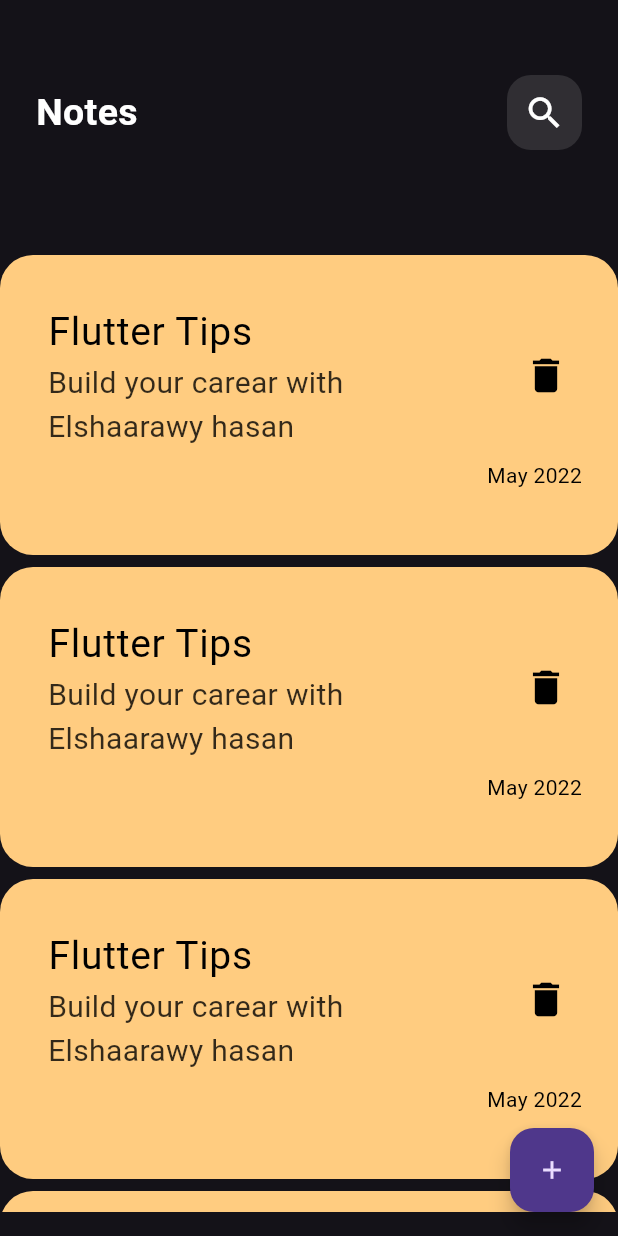
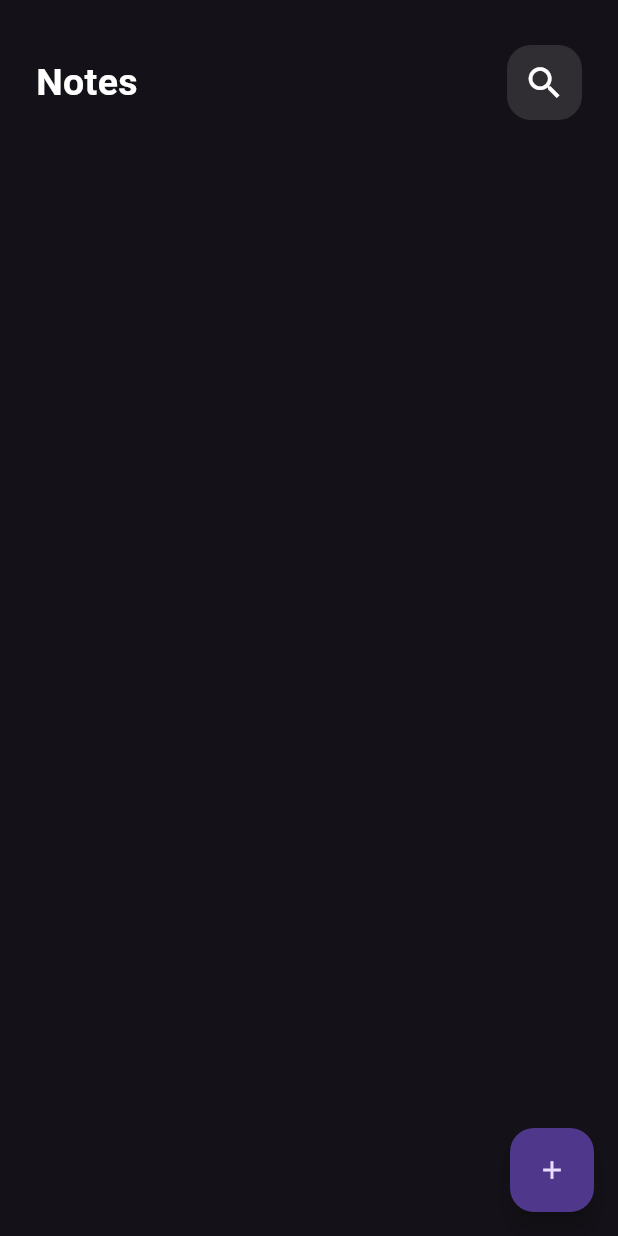
Before and after one commit to elshaarawy7/NotesApp, a Flutter app: the screen it shows after launch, on a phone screen of 412 x 824 dp. Run offline on Flutter 3.47's test engine with Material 3 defaults, Android fonts, the phone set to English and light mode, and no system bars; our stand-ins replace bloc, flutter_bloc, hive, hive_flutter; accounts and stored records are empty.

Commit message:
dispaly data part 2

```diff
--- a/lib/notes_cuibts/cubit/notes_cubits_cubit.dart
+++ b/lib/notes_cuibts/cubit/notes_cubits_cubit.dart
@@ -8,10 +8,11 @@ part 'notes_cubits_state.dart';
 
 class NotesCubitsCubit extends Cubit<NotesCubitsState> {
   NotesCubitsCubit() : super(NotesCubitsInitial());
-  List<NoteModal>?notes ;
+  List<NoteModal>? notes;
 FeatchAllNotes() async{
-      var notesBox = Hive.box(KNotesBocx);
-      List<NoteModal> notes =notesBox .values.cast<NoteModal>().toList();
+     var notesBox = Hive.box<NoteModal>(KNotesBocx); // ✅ هنا بنفترض إنه مفتوح من main
+  notes = notesBox.values.cast<NoteModal>().toList();
+
 
 }
 }
--- a/lib/widgets/Notes_Item_List_view.dart
+++ b/lib/widgets/Notes_Item_List_view.dart
@@ -9,23 +9,25 @@ class NotesItemListView extends StatelessWidget {
 
   @override
   Widget build(BuildContext context) {
-    return BlocBuilder<NotesCubitsCubit , NotesCubitsState >(
-    builder: (context, state){
-      List<NoteModal> notes = BlocProvider.of<NotesCubitsCubit>(context).notes??[];
-      itemCount:notes.length ;
+    return BlocBuilder<NotesCubitsCubit, NotesCubitsState>(
+      builder: (context, state) {
+        List<NoteModal> notes = BlocProvider.of<NotesCubitsCubit>(context).notes ?? [];
         return Padding(
           padding: const EdgeInsets.symmetric(vertical: 16),
           child: ListView.builder(
             padding: EdgeInsets.zero,
+            itemCount: notes.length, // ✅ المشكلة كانت هنا
             itemBuilder: (context, index) {
-            return const Padding(
-              padding:  EdgeInsets.symmetric(vertical: 4),
-              child: CustemNotesItem(),
-            );
-          }
+              return Padding(
+                padding: EdgeInsets.symmetric(vertical: 4, horizontal: 12),
+                child: CustemNotesItem(
+                  note: notes[index],
                 ),
               );
-    }
+            },
+          ),
+        );
+      },
     );
   }
 }
--- a/lib/widgets/custem_appar.dart
+++ b/lib/widgets/custem_appar.dart
@@ -10,7 +10,7 @@ class CustemAppar extends StatelessWidget {
   @override
   Widget build(BuildContext context) {
     return Padding(
-      padding: const EdgeInsets.symmetric(horizontal: 24 , vertical: 50),
+      padding: const EdgeInsets.symmetric(horizontal: 24 , vertical: 30),
       child: Row(
         mainAxisAlignment: MainAxisAlignment.spaceBetween,
         children:  [
--- a/lib/widgets/nots_item.dart
+++ b/lib/widgets/nots_item.dart
@@ -1,8 +1,11 @@
 import 'package:flutter/material.dart';
+import 'package:notes_app/model/note_modal.dart';
 import 'package:notes_app/views/edite_nots_view.dart';
 
 class CustemNotesItem extends StatelessWidget {
-  const CustemNotesItem({super.key});
+  const CustemNotesItem({super.key, required this.note});
+
+  final NoteModal note ;
 
   @override
   Widget build(BuildContext context) {
@@ -17,19 +20,19 @@ class CustemNotesItem extends StatelessWidget {
         height: 200,
         width: double.infinity,
         decoration: BoxDecoration(
-          color: const Color(0xffFFCC80)  ,
+          color:  Color(note.color)  ,
           borderRadius: BorderRadius.circular(22),
         ),
         child:  Column(
           crossAxisAlignment: CrossAxisAlignment.end,
           children: [
             ListTile(
-              title: const Text("Flutter Tips" , style: TextStyle(
+              title:  Text(note.titel , style: const TextStyle(
                 color: Colors.black ,
                 fontSize: 26 ,
 
               ),),
-               subtitle: Text("Build your carear with Elshaarawy hasan" ,
+               subtitle: Text(note.subtitle ,
                style: TextStyle(
                 color: Colors.black.withOpacity(.8) ,
                 fontSize: 20 ,
@@ -42,9 +45,9 @@ class CustemNotesItem extends StatelessWidget {
             ) ,
 
 
-         const Padding(
-            padding:  EdgeInsets.only(right: 24),
-            child: Text("May 2022" ,style: TextStyle(
+          Padding(
+            padding: const  EdgeInsets.only(right: 24),
+            child: Text( note.date ,style: const TextStyle(
                color: Colors.black ,
                fontSize: 14 ,
 
```
Also changed, not shown: 4 other files. Lines whose indentation alone changed are shown as unchanged.
